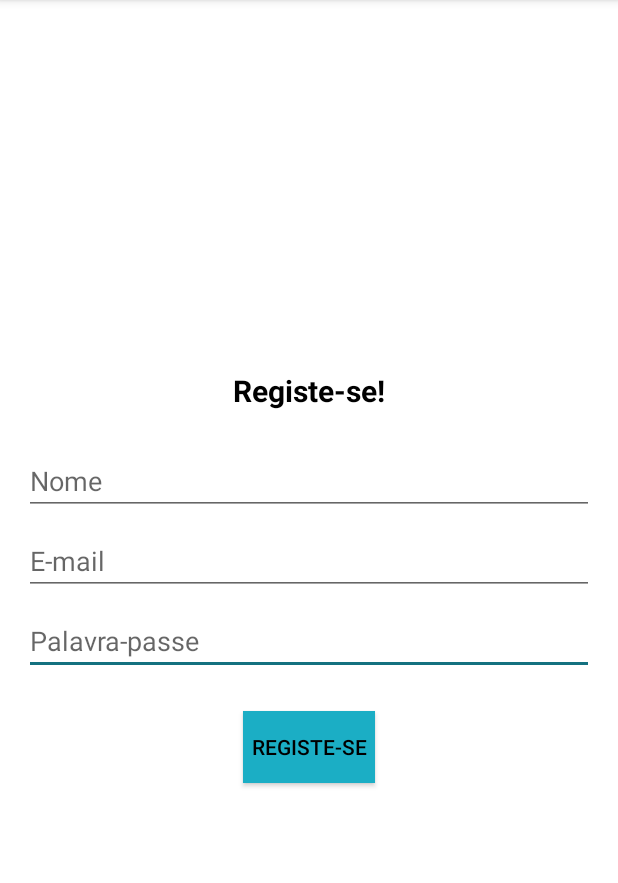
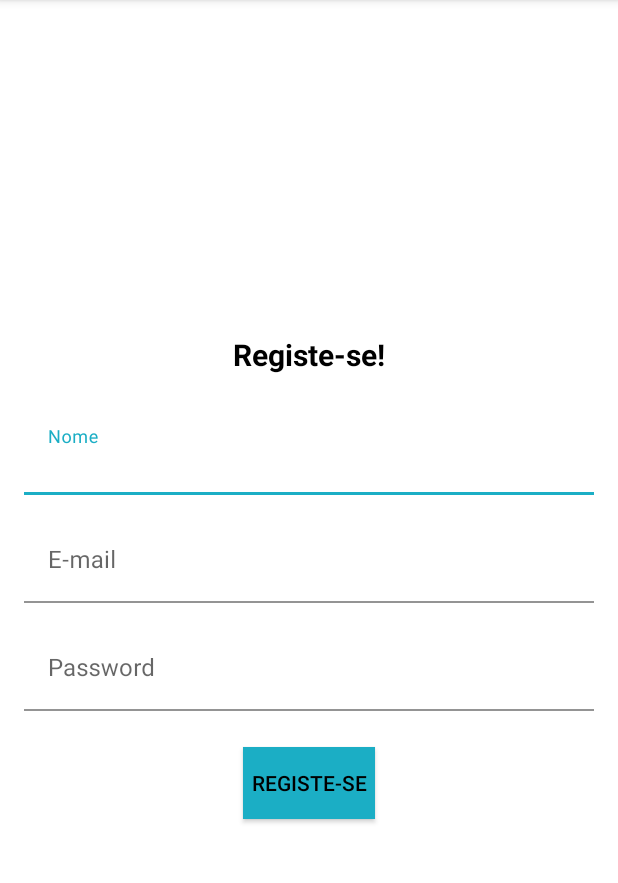
Before and after one commit to pauloarcosta03/ElderCare, an Android app: the RegistoActivity screen opened directly, with no data from a screen before it, on a phone screen of 412 x 824 dp, the part 84-967 px from its top. Run offline under Robolectric (Android 15) with nearby library versions, the phone set to English and light mode, and no system bars; our stand-ins replace Firebase (no records; nobody signed in at launch, a user with empty details on screens opened directly).

Commit message:
Correção de layouts (login, registo e definições)

```diff
--- a/app/src/main/java/com/eldercare/eldercare/activity/ui/definicoes/DefinicoesFragment.java
+++ b/app/src/main/java/com/eldercare/eldercare/activity/ui/definicoes/DefinicoesFragment.java
@@ -262,6 +262,7 @@ public class DefinicoesFragment extends Fragment {
 
                     if (utilizador.getTipo().equals("p")) {
                         ButtonAddPaciente.setVisibility(View.INVISIBLE);
+                        ButtonRemConta.setVisibility(View.INVISIBLE);
                         textTipo.setText("p");
                     } else {
                         textTipo.setText("c");
--- a/app/src/main/res/layout/activity_registo.xml
+++ b/app/src/main/res/layout/activity_registo.xml
@@ -5,6 +5,86 @@
     android:layout_width="match_parent"
     android:layout_height="match_parent"
     tools:context=".activity.RegistoActivity">
+
+    <TextView
+        android:id="@+id/textView6"
+        android:layout_width="wrap_content"
+        android:layout_height="wrap_content"
+        android:layout_marginBottom="24dp"
+        android:text="Registe-se!"
+        android:textColor="@color/black"
+        android:textSize="20sp"
+        android:textStyle="bold"
+        app:layout_constraintBottom_toTopOf="@+id/textInputLayout18"
+        app:layout_constraintEnd_toEndOf="parent"
+        app:layout_constraintStart_toStartOf="parent"
+        app:layout_constraintTop_toTopOf="parent"
+        app:layout_constraintVertical_chainStyle="packed" />
+
+    <com.google.android.material.textfield.TextInputLayout
+        android:id="@+id/textInputLayout18"
+        android:layout_width="0dp"
+        android:layout_height="wrap_content"
+        android:layout_marginStart="16dp"
+        android:layout_marginEnd="16dp"
+        android:layout_marginBottom="16dp"
+        app:layout_constraintBottom_toTopOf="@+id/textInputLayout16"
+        app:layout_constraintEnd_toEndOf="parent"
+        app:layout_constraintHorizontal_bias="0.5"
+        app:layout_constraintStart_toStartOf="parent"
+        app:layout_constraintTop_toBottomOf="@+id/textView6">
+
+        <com.google.android.material.textfield.TextInputEditText
+            android:id="@+id/editNomeSignup"
+            android:layout_width="match_parent"
+            android:layout_height="wrap_content"
+            android:background="@color/white"
+            android:hint="Nome"
+            android:inputType="textPersonName" />
+    </com.google.android.material.textfield.TextInputLayout>
+
+    <com.google.android.material.textfield.TextInputLayout
+        android:id="@+id/textInputLayout16"
+        android:layout_width="0dp"
+        android:layout_height="wrap_content"
+        android:layout_marginStart="16dp"
+        android:layout_marginEnd="16dp"
+        android:layout_marginBottom="16dp"
+        app:layout_constraintBottom_toTopOf="@+id/textInputLayout17"
+        app:layout_constraintEnd_toEndOf="parent"
+        app:layout_constraintHorizontal_bias="0.5"
+        app:layout_constraintStart_toStartOf="parent"
+        app:layout_constraintTop_toBottomOf="@+id/textInputLayout18">
+
+        <com.google.android.material.textfield.TextInputEditText
+            android:id="@+id/editEmailSignup"
+            android:layout_width="match_parent"
+            android:layout_height="wrap_content"
+            android:background="@color/white"
+            android:hint="E-mail" />
+    </com.google.android.material.textfield.TextInputLayout>
+
+    <com.google.android.material.textfield.TextInputLayout
+        android:id="@+id/textInputLayout17"
+        android:layout_width="0dp"
+        android:layout_height="wrap_content"
+        android:layout_marginStart="16dp"
+        android:layout_marginEnd="16dp"
+        android:layout_marginBottom="24dp"
+        app:layout_constraintBottom_toTopOf="@+id/botaoSignup"
+        app:layout_constraintEnd_toEndOf="parent"
+        app:layout_constraintHorizontal_bias="0.5"
+        app:layout_constraintStart_toStartOf="parent"
+        app:layout_constraintTop_toBottomOf="@+id/textInputLayout16">
+
+        <com.google.android.material.textfield.TextInputEditText
+            android:id="@+id/editPasswordSignup"
+            android:layout_width="match_parent"
+            android:layout_height="wrap_content"
+            android:background="@color/white"
+            android:hint="Password"
+            android:inputType="textPassword" />
+    </com.google.android.material.textfield.TextInputLayout>
 
     <androidx.appcompat.widget.AppCompatButton
         android:id="@+id/botaoSignup"
@@ -16,78 +96,7 @@
         android:textColor="@color/black"
         app:layout_constraintBottom_toBottomOf="parent"
         app:layout_constraintEnd_toEndOf="parent"
-        app:layout_constraintHorizontal_bias="0.5"
         app:layout_constraintStart_toStartOf="parent"
-        app:layout_constraintTop_toBottomOf="@+id/editPasswordSignup" />
-
-    <TextView
-        android:id="@+id/textView6"
-        android:layout_width="wrap_content"
-        android:layout_height="wrap_content"
-        android:layout_marginBottom="24dp"
-        android:text="Registe-se!"
-        android:textColor="@color/black"
-        android:textSize="20sp"
-        android:textStyle="bold"
-        app:layout_constraintBottom_toTopOf="@+id/editNomeSignup"
-        app:layout_constraintEnd_toEndOf="parent"
-        app:layout_constraintHorizontal_bias="0.5"
-        app:layout_constraintStart_toStartOf="parent"
-        app:layout_constraintTop_toTopOf="parent"
-        app:layout_constraintVertical_chainStyle="packed" />
-
-    <EditText
-        android:id="@+id/editPasswordSignup"
-        android:layout_width="0dp"
-        android:layout_height="wrap_content"
-        android:layout_marginStart="16dp"
-        android:layout_marginLeft="16dp"
-        android:layout_marginEnd="16dp"
-        android:layout_marginRight="16dp"
-        android:layout_marginBottom="24dp"
-        android:ems="10"
-        android:hint="Palavra-passe"
-        android:inputType="textPassword"
-        app:layout_constraintBottom_toTopOf="@+id/botaoSignup"
-        app:layout_constraintEnd_toEndOf="parent"
-        app:layout_constraintHorizontal_bias="0.5"
-        app:layout_constraintStart_toStartOf="parent"
-        app:layout_constraintTop_toBottomOf="@+id/editEmailSignup" />
-
-    <EditText
-        android:id="@+id/editEmailSignup"
-        android:layout_width="0dp"
-        android:layout_height="wrap_content"
-        android:layout_marginStart="16dp"
-        android:layout_marginLeft="16dp"
-        android:layout_marginEnd="16dp"
-        android:layout_marginRight="16dp"
-        android:layout_marginBottom="8dp"
-        android:ems="10"
-        android:hint="E-mail"
-        android:inputType="textEmailAddress"
-        app:layout_constraintBottom_toTopOf="@+id/editPasswordSignup"
-        app:layout_constraintEnd_toEndOf="parent"
-        app:layout_constraintHorizontal_bias="0.5"
-        app:layout_constraintStart_toStartOf="parent"
-        app:layout_constraintTop_toBottomOf="@+id/editNomeSignup" />
-
-    <EditText
-        android:id="@+id/editNomeSignup"
-        android:layout_width="0dp"
-        android:layout_height="wrap_content"
-        android:layout_marginStart="16dp"
-        android:layout_marginLeft="16dp"
-        android:layout_marginEnd="16dp"
-        android:layout_marginRight="16dp"
-        android:layout_marginBottom="8dp"
-        android:ems="10"
-        android:hint="Nome"
-        android:inputType="textPersonName"
-        app:layout_constraintBottom_toTopOf="@+id/editEmailSignup"
-        app:layout_constraintEnd_toEndOf="parent"
-        app:layout_constraintHorizontal_bias="0.5"
-        app:layout_constraintStart_toStartOf="parent"
-        app:layout_constraintTop_toBottomOf="@+id/textView6" />
+        app:layout_constraintTop_toBottomOf="@+id/textInputLayout17" />
 
 </androidx.constraintlayout.widget.ConstraintLayout>
```
Also changed, not shown: app/src/main/res/layout/activity_login.xml (+42 -30 lines), app/src/main/res/layout/fragment_definicoes.xml (+25 -27 lines).
